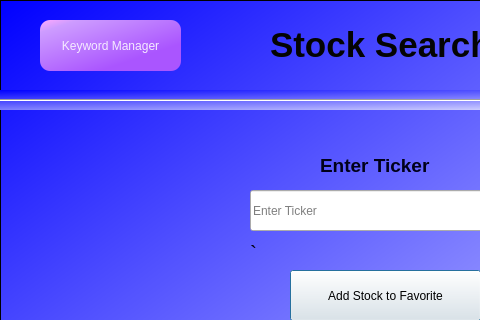
Qt form info_silo/UI/stock_search.ui (austinschaaf1/455_final) before a commit; both pictures show x 0 to 480 and y 0 to 320 of the 800 by 600 pixel window.
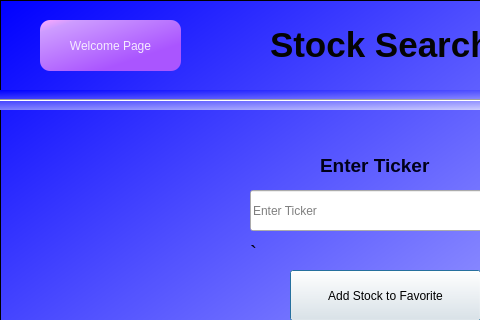
The same form after that commit.

What changed in the file:
```diff
--- a/info_silo/UI/stock_search.ui
+++ b/info_silo/UI/stock_search.ui
@@ -111,7 +111,7 @@
 }</string>
       </property>
       <property name="text">
-       <string>Keyword Manager</string>
+       <string>Welcome Page</string>
       </property>
      </widget>
      <widget class="QFrame" name="frame_2">
```
